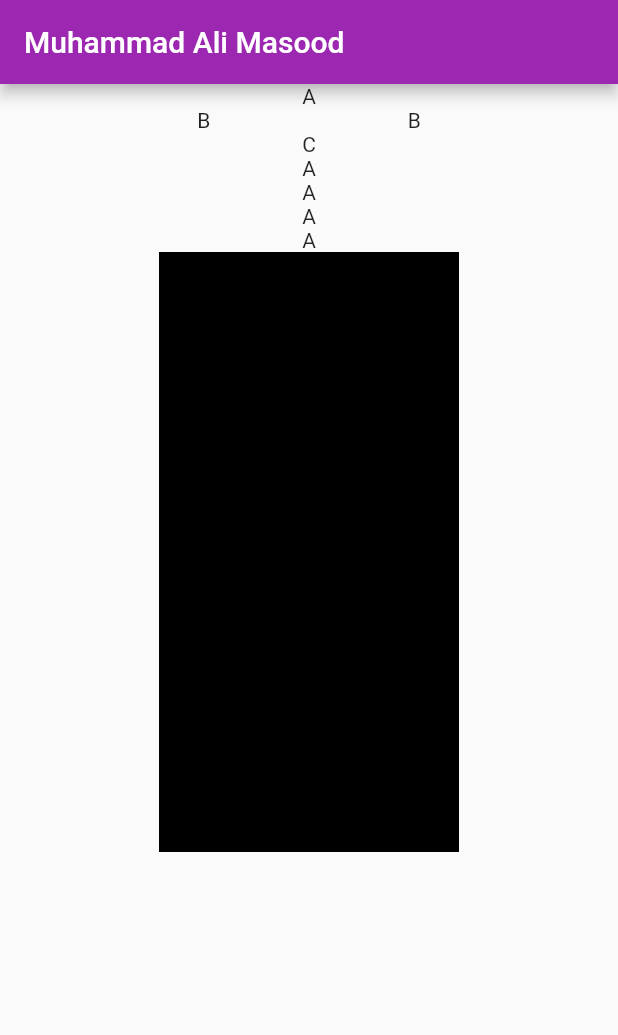
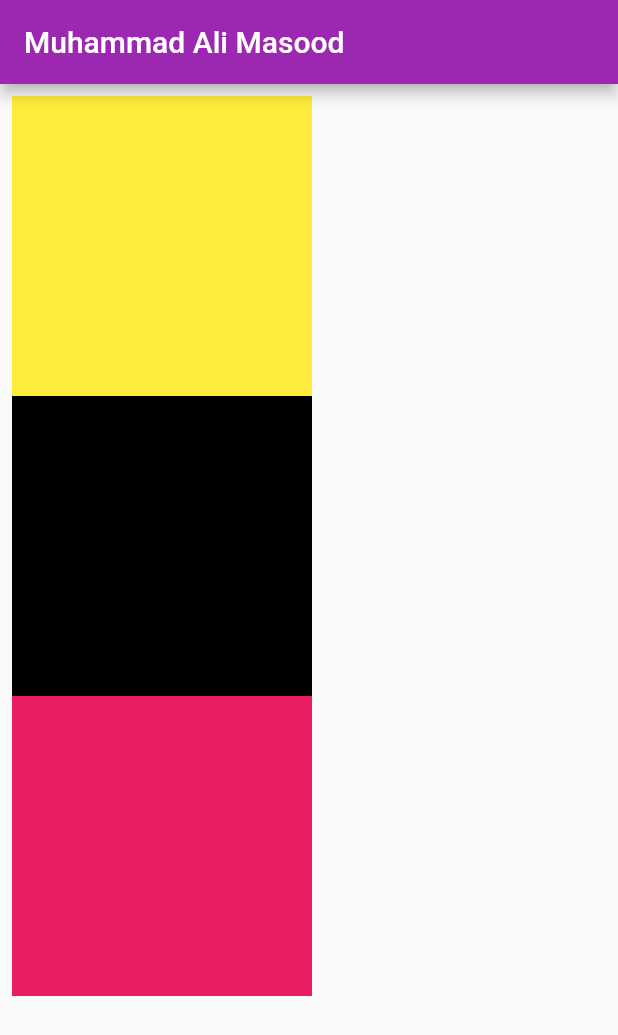
Before and after one commit to md-ali2001/first_flutter_app, a Flutter app: the screen it shows after launch, on a phone screen of 412 x 824 dp. Shown: the top 1035 px of the screen. Run offline on Flutter 3.47's test engine with Material 2 defaults, Android fonts, the phone set to English and light mode, and no system bars.

Commit message:
vertical scroll view

```diff
--- a/lib/main.dart
+++ b/lib/main.dart
@@ -75,23 +75,16 @@ class _MyHomePageState extends State<MyHomePage> {
         // the App.build method, and use it to set our appbar title.
         title: Text(widget.title),
       ),
-      body: Column(
-        //mainAxisAlignment: MainAxisAlignment.spaceEvenly,
-        children: [
-          Text('A'),
-          Row(
-              mainAxisAlignment: MainAxisAlignment.spaceEvenly,
-              children: [Text('B'), Text('B')]),
-          Text('C'),
-          //Image.asset('assets/images/cart.png'),
-          Text('A'),
-          Text('A'),
-          Text('A'),
-          Text('A'),
-          Container(height: 200, width: 200, color: Colors.black),
-          Container(height: 200, width: 200, color: Colors.black)
-        ],
-      ),
+      body: Padding(
+          padding: const EdgeInsets.all(8.0),
+          child: SingleChildScrollView(
+              child: Column(
+            children: [
+              Container(height: 200, width: 200, color: Colors.yellow),
+              Container(height: 200, width: 200, color: Colors.black),
+              Container(height: 200, width: 200, color: Colors.pink)
+            ],
+          ))),
     );
   }
 }
```
